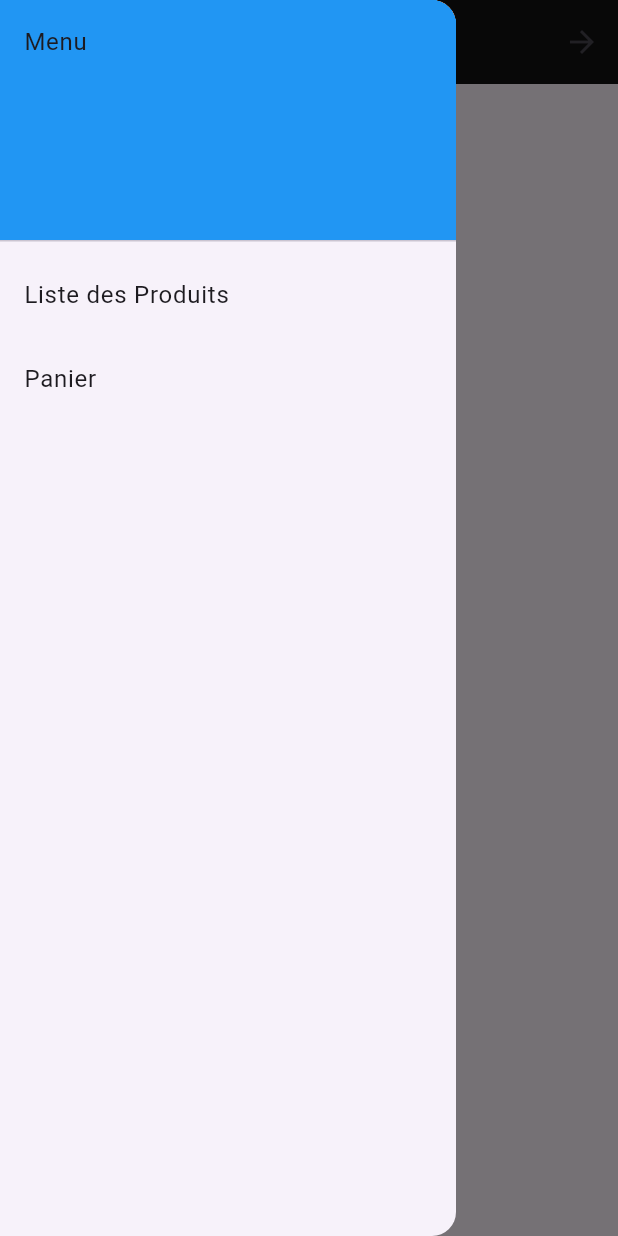
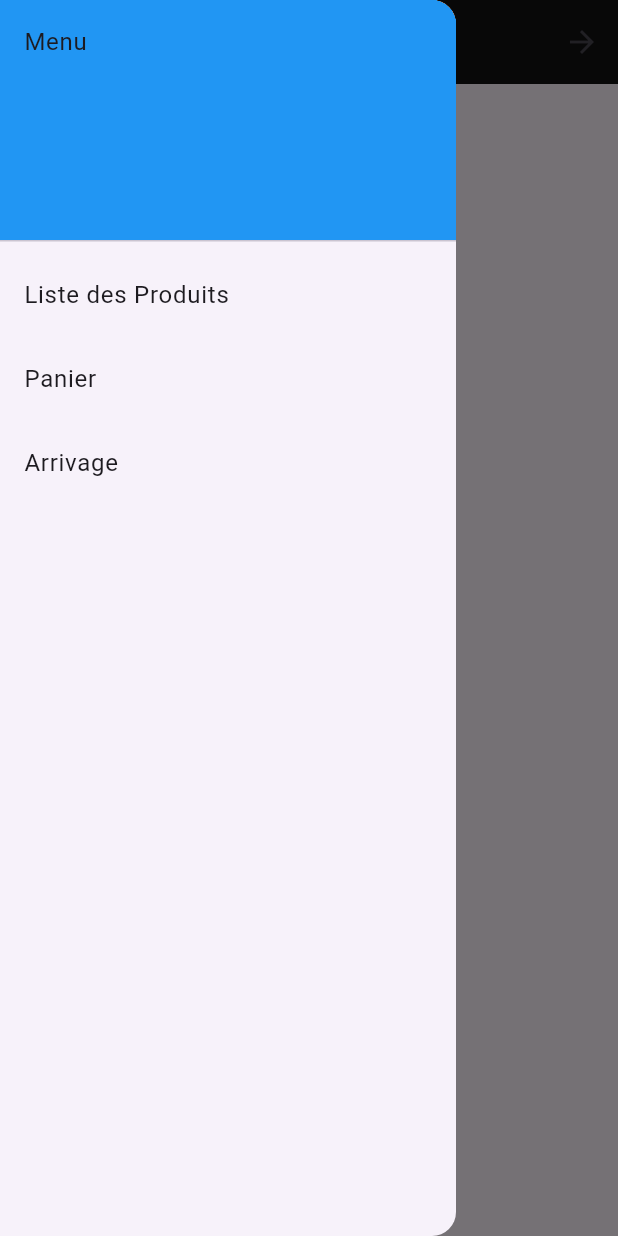
Before and after one commit to nathanaelTR/Projet--ALL4SPORT-, a Flutter app: the Accueil screen opened directly, with the side drawer open, on a phone screen of 412 x 824 dp. Run offline on Flutter 3.47's test engine with Material 3 defaults, Android fonts, the phone set to English and light mode, and no system bars.

Commit message:
Mise a jour de la page accueil, ajout redirection arrivage

```diff
--- a/all4sport/lib/screens/Accueil.dart
+++ b/all4sport/lib/screens/Accueil.dart
@@ -1,6 +1,8 @@
 import 'package:all4sport/screens/liste_des_produit.dart';
 import 'package:flutter/material.dart';
 import 'package:all4sport/screens/connexion.dart'; // Import de la page de connexion
+import 'package:all4sport/screens/arrivage.dart'; // Import de la page d'arrivage
+
 
 class Accueil extends StatelessWidget {
   const Accueil({super.key});
@@ -42,14 +44,20 @@ class Accueil extends StatelessWidget {
               title: const Text('Liste des Produits'),
               onTap: () {
                 Navigator.of(context).push(MaterialPageRoute(
-                    builder: (BuildContext context) =>
-                        const ListeProduit()));
+                    builder: (BuildContext context) => const ListeProduit()));
               },
             ),
             ListTile(
               title: const Text('Panier'),
               onTap: () {
                 Navigator.pop(context);
+              },
+            ),
+            ListTile(
+              title: const Text('Arrivage'),
+              onTap: () {
+                Navigator.of(context).push(MaterialPageRoute(
+                    builder: (BuildContext context) => const ArrivageScreen()));
               },
             ),
           ],
```
